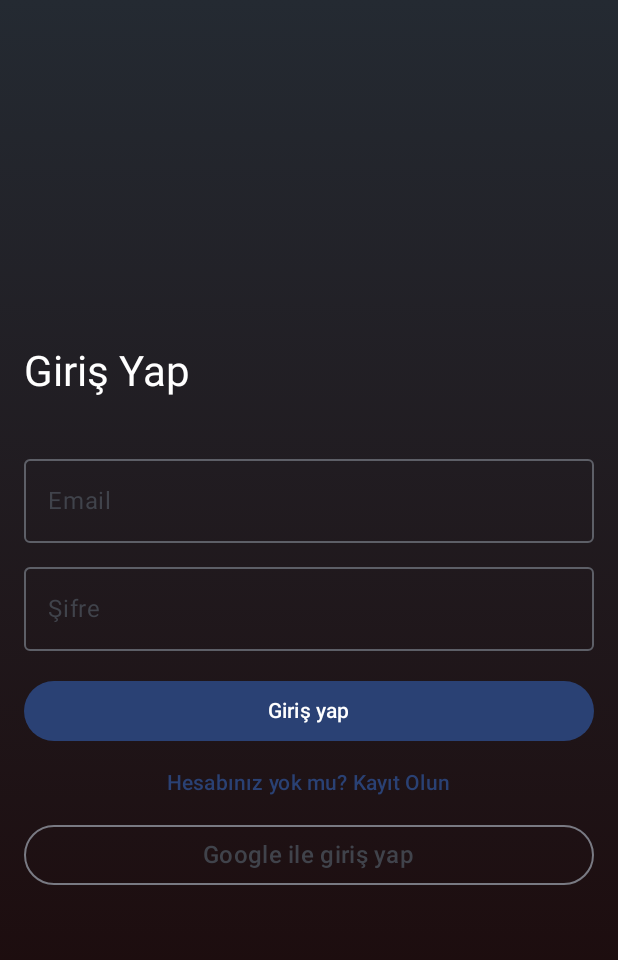
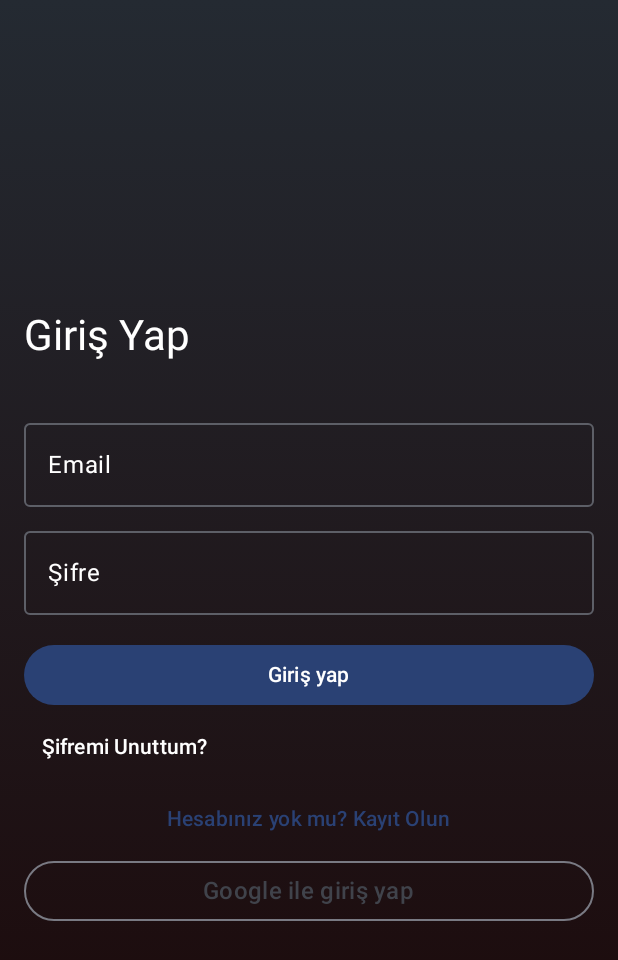
Before and after one commit to sametzden/filmApp, an Android app built with Jetpack Compose: the screen it shows after launch (MainActivity), on a phone screen of 412 x 824 dp. Shown: the top 960 px of the screen. Run offline under Robolectric (Android 15) with nearby library versions, the phone set to English and light mode, and no system bars; our stand-ins replace Firebase (no records; nobody signed in at launch, a user with empty details on screens opened directly); pictures from the network do not load.

Commit message:
forgotpassword added

```diff
--- a/app/src/main/java/com/example/filmapp/MainActivity.kt
+++ b/app/src/main/java/com/example/filmapp/MainActivity.kt
@@ -40,6 +40,7 @@ import com.example.filmapp.view.MovieDetailScreen
 
 import com.example.filmapp.models.MovieViewModel
 import com.example.filmapp.models.SignInViewModel
+import com.example.filmapp.presentation.sign_in.ForgotPasswordScreen
 import com.example.filmapp.view.ActorDetailScreen
 
 import com.example.filmapp.view.SeeAllMoviesScreen
@@ -147,6 +148,9 @@ class MainActivity : ComponentActivity() {
                         }
                         composable("registerScreen"){
                             RegisterScreen(navController)
+                        }
+                        composable("forgotPasswordScreen") {
+                            ForgotPasswordScreen(navController)
                         }
                         composable(route = "profile") {
                             ProfileScreen(userData = googleAuthUiClient.getSignedInUser(),
--- a/app/src/main/java/com/example/filmapp/presentation/sign_in/ProfileScreen.kt
+++ b/app/src/main/java/com/example/filmapp/presentation/sign_in/ProfileScreen.kt
@@ -65,12 +65,13 @@ fun ProfileScreen(
                     text = userData.username,
                     textAlign = TextAlign.Center,
                     fontSize = 36.sp,
-                    fontWeight = FontWeight.SemiBold
+                    fontWeight = FontWeight.SemiBold,
+                    color = Color.White
                 )
                 Spacer(modifier = Modifier.height(16.dp))
             }
             Button(onClick = onSignOut) {
-                Text(text = "Sign out")
+                Text(text = "Çıkış Yap")
             }
         }
     }
--- a/app/src/main/java/com/example/filmapp/presentation/sign_in/SignInScreen.kt
+++ b/app/src/main/java/com/example/filmapp/presentation/sign_in/SignInScreen.kt
@@ -32,6 +32,7 @@ import androidx.compose.ui.graphics.ImageBitmap
 import androidx.compose.ui.layout.ContentScale
 import androidx.compose.ui.platform.LocalContext
 import androidx.compose.ui.res.painterResource
+import androidx.compose.ui.text.TextStyle
 import androidx.compose.ui.text.font.FontWeight
 import androidx.compose.ui.text.input.PasswordVisualTransformation
 import androidx.compose.ui.unit.dp
@@ -45,7 +46,7 @@ import com.google.firebase.auth.ktx.auth
 @Composable
 fun SignInScreen(
     state: SignInState,
-    onSignInWithGoogleClick : ()-> Unit,
+    onSignInWithGoogleClick: () -> Unit,
     navController: NavController
 ) {
     val context = LocalContext.current
@@ -81,14 +82,17 @@ fun SignInScreen(
                 text = "Giriş Yap",
                 color = Color.White,
                 style = MaterialTheme.typography.headlineMedium,
-                modifier = Modifier.padding(bottom = 32.dp).fillMaxWidth()
+                modifier = Modifier
+                    .padding(bottom = 32.dp)
+                    .fillMaxWidth()
             )
 
             OutlinedTextField(
                 value = email,
                 onValueChange = { email = it },
-                label = { Text("Email") },
-                modifier = Modifier.fillMaxWidth()
+                label = { Text("Email", color = Color.White) },
+                modifier = Modifier.fillMaxWidth(),
+                textStyle = TextStyle(color = Color.White) // Metin rengini beyaz yap
             )
 
             Spacer(modifier = Modifier.height(8.dp))
@@ -96,9 +100,10 @@ fun SignInScreen(
             OutlinedTextField(
                 value = password,
                 onValueChange = { password = it },
-                label = { Text("Şifre") },
+                label = { Text("Şifre", color = Color.White) },
                 visualTransformation = PasswordVisualTransformation(),
-                modifier = Modifier.fillMaxWidth()
+                modifier = Modifier.fillMaxWidth(),
+                textStyle = TextStyle(color = Color.White) // Metin rengini beyaz yap
             )
 
             Spacer(modifier = Modifier.height(16.dp))
@@ -129,8 +134,9 @@ fun SignInScreen(
                 Text("Giriş yap")
             }
 
-
-
+            TextButton(onClick = { navController.navigate("forgotPasswordScreen") }) {
+                Text("Şifremi Unuttum?", color = Color.White)
+            }
 
             TextButton(
                 onClick = { navController.navigate("registerScreen") },
@@ -144,9 +150,11 @@ fun SignInScreen(
                     .background(color = Color.Transparent)
                     .fillMaxWidth(),
 
-            ) {
-                OutlinedButton (onClick = onSignInWithGoogleClick, modifier = Modifier
-                    .fillMaxWidth()) {
+                ) {
+                OutlinedButton(
+                    onClick = onSignInWithGoogleClick, modifier = Modifier
+                        .fillMaxWidth()
+                ) {
                     Text(text = "Google ile giriş yap", style = MaterialTheme.typography.titleMedium)
                 }
             }
--- a/build.gradle.kts
+++ b/build.gradle.kts
@@ -1,13 +1,9 @@
 
 
 // Top-level build file where you can add configuration options common to all sub-projects/modules.
-buildscript{
-    dependencies {
-        classpath(libs.google.services)
-    }
-}
 plugins {
     alias(libs.plugins.android.application) apply false
     alias(libs.plugins.kotlin.android) apply false
     alias(libs.plugins.kotlin.compose) apply false
+    id("com.google.gms.google-services") version "4.4.2" apply false
 }
```
Also changed, not shown: app/src/main/java/com/example/filmapp/presentation/sign_in/ForgotPasswordScreen.kt (added, +98 -0 lines), app/src/main/java/com/example/filmapp/view/HomeScreen.kt (+20 -16 lines), app/src/main/res/drawable/lumiere.png (added).
